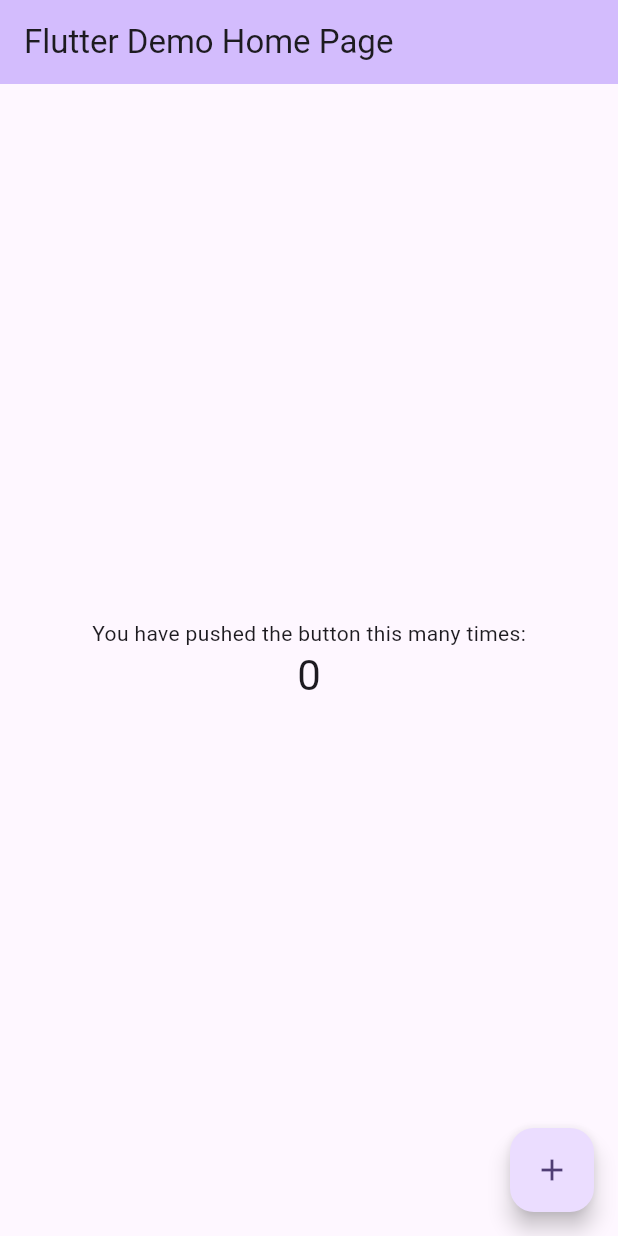
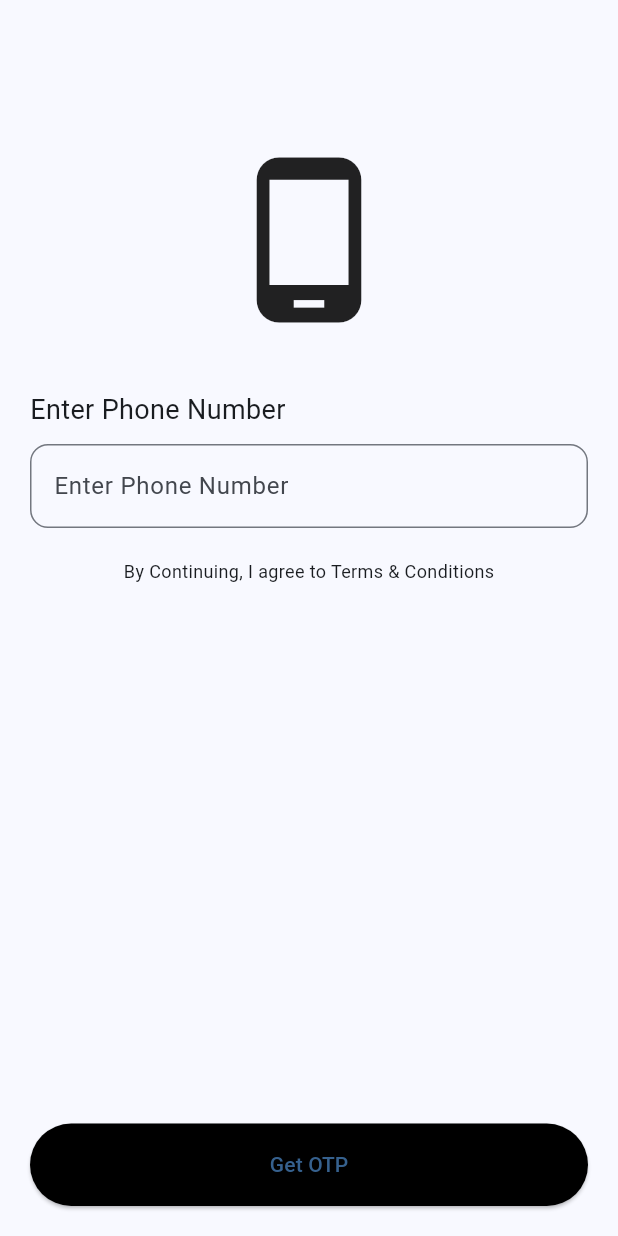
Before and after one commit to JamsheedOzzr/totalx_task, a Flutter app: the screen it shows after launch, on a phone screen of 412 x 824 dp. Run offline on Flutter 3.47's test engine with Material 3 defaults, Android fonts, the phone set to English and light mode, and no system bars.

Commit message:
Initial UI setup with MVC structure and basic navigation

```diff
--- a/lib/main.dart
+++ b/lib/main.dart
@@ -1,122 +1,34 @@
 import 'package:flutter/material.dart';
+import 'package:provider/provider.dart';
+import 'controllers/auth_controller.dart';
+import 'controllers/user_controller.dart';
+import 'views/auth/login_screen.dart';
 
 void main() {
-  runApp(const MyApp());
+  runApp(
+    MultiProvider(
+      providers: [
+        ChangeNotifierProvider(create: (_) => AuthController()),
+        ChangeNotifierProvider(create: (_) => UserController()),
+      ],
+      child: const MyApp(),
+    ),
+  );
 }
 
 class MyApp extends StatelessWidget {
   const MyApp({super.key});
 
-  // This widget is the root of your application.
   @override
   Widget build(BuildContext context) {
     return MaterialApp(
-      title: 'Flutter Demo',
+      title: 'TotalX Test',
+      debugShowCheckedModeBanner: false,
       theme: ThemeData(
-        // This is the theme of your application.
-        //
-        // TRY THIS: Try running your application with "flutter run". You'll see
-        // the application has a purple toolbar. Then, without quitting the app,
-        // try changing the seedColor in the colorScheme below to Colors.green
-        // and then invoke "hot reload" (save your changes or press the "hot
-        // reload" button in a Flutter-supported IDE, or press "r" if you used
-        // the command line to start the app).
-        //
-        // Notice that the counter didn't reset back to zero; the application
-        // state is not lost during the reload. To reset the state, use hot
-        // restart instead.
-        //
-        // This works for code too, not just values: Most code changes can be
-        // tested with just a hot reload.
-        colorScheme: .fromSeed(seedColor: Colors.deepPurple),
+        colorScheme: ColorScheme.fromSeed(seedColor: Colors.blue),
+        useMaterial3: true,
       ),
-      home: const MyHomePage(title: 'Flutter Demo Home Page'),
+      home: const LoginScreen(),
     );
   }
 }
-
-class MyHomePage extends StatefulWidget {
-  const MyHomePage({super.key, required this.title});
-
-  // This widget is the home page of your application. It is stateful, meaning
-  // that it has a State object (defined below) that contains fields that affect
-  // how it looks.
-
-  // This class is the configuration for the state. It holds the values (in this
-  // case the title) provided by the parent (in this case the App widget) and
-  // used by the build method of the State. Fields in a Widget subclass are
-  // always marked "final".
-
-  final String title;
-
-  @override
-  State<MyHomePage> createState() => _MyHomePageState();
-}
-
-class _MyHomePageState extends State<MyHomePage> {
-  int _counter = 0;
-
-  void _incrementCounter() {
-    setState(() {
-      // This call to setState tells the Flutter framework that something has
-      // changed in this State, which causes it to rerun the build method below
-      // so that the display can reflect the updated values. If we changed
-      // _counter without calling setState(), then the build method would not be
-      // called again, and so nothing would appear to happen.
-      _counter++;
-    });
-  }
-
-  @override
-  Widget build(BuildContext context) {
-    // This method is rerun every time setState is called, for instance as done
-    // by the _incrementCounter method above.
-    //
-    // The Flutter framework has been optimized to make rerunning build methods
-    // fast, so that you can just rebuild anything that needs updating rather
-    // than having to individually change instances of widgets.
-    return Scaffold(
-      appBar: AppBar(
-        // TRY THIS: Try changing the color here to a specific color (to
-        // Colors.amber, perhaps?) and trigger a hot reload to see the AppBar
-        // change color while the other colors stay the same.
-        backgroundColor: Theme.of(context).colorScheme.inversePrimary,
-        // Here we take the value from the MyHomePage object that was created by
-        // the App.build method, and use it to set our appbar title.
-        title: Text(widget.title),
-      ),
-      body: Center(
-        // Center is a layout widget. It takes a single child and positions it
-        // in the middle of the parent.
-        child: Column(
-          // Column is also a layout widget. It takes a list of children and
-          // arranges them vertically. By default, it sizes itself to fit its
-          // children horizontally, and tries to be as tall as its parent.
-          //
-          // Column has various properties to control how it sizes itself and
-          // how it positions its children. Here we use mainAxisAlignment to
-          // center the children vertically; the main axis here is the vertical
-          // axis because Columns are vertical (the cross axis would be
-          // horizontal).
-          //
-          // TRY THIS: Invoke "debug painting" (choose the "Toggle Debug Paint"
-          // action in the IDE, or press "p" in the console), to see the
-          // wireframe for each widget.
-          mainAxisAlignment: .center,
-          children: [
-            const Text('You have pushed the button this many times:'),
-            Text(
-              '$_counter',
-              style: Theme.of(context).textTheme.headlineMedium,
-            ),
-          ],
-        ),
-      ),
-      floatingActionButton: FloatingActionButton(
-        onPressed: _incrementCounter,
-        tooltip: 'Increment',
-        child: const Icon(Icons.add),
-      ),
-    );
-  }
-}
--- /dev/null
+++ b/lib/views/auth/login_screen.dart
@@ -0,0 +1,68 @@
+import 'package:flutter/material.dart';
+import 'otp_screen.dart';
+
+class LoginScreen extends StatelessWidget {
+  const LoginScreen({super.key});
+
+  @override
+  Widget build(BuildContext context) {
+    return Scaffold(
+      body: Padding(
+        padding: const EdgeInsets.all(20),
+        child: Column(
+          children: [
+            const SizedBox(height: 80),
+
+            /// 🔹 Replace with your image
+            const Icon(Icons.phone_android, size: 120),
+
+            const SizedBox(height: 40),
+
+            const Align(
+              alignment: Alignment.centerLeft,
+              child: Text("Enter Phone Number",
+                  style: TextStyle(fontSize: 18)),
+            ),
+
+            const SizedBox(height: 10),
+
+            TextField(
+              decoration: InputDecoration(
+                hintText: "Enter Phone Number",
+                border: OutlineInputBorder(
+                  borderRadius: BorderRadius.circular(12),
+                ),
+              ),
+            ),
+
+            const SizedBox(height: 20),
+
+            const Text(
+              "By Continuing, I agree to Terms & Conditions",
+              style: TextStyle(fontSize: 12),
+            ),
+
+            const Spacer(),
+
+            ElevatedButton(
+              style: ElevatedButton.styleFrom(
+                minimumSize: const Size(double.infinity, 55),
+                backgroundColor: Colors.black,
+                shape: RoundedRectangleBorder(
+                  borderRadius: BorderRadius.circular(30),
+                ),
+              ),
+              onPressed: () {
+                Navigator.push(
+                  context,
+                  MaterialPageRoute(builder: (_) => const OTPScreen()),
+                );
+              },
+              child: const Text("Get OTP"),
+            ),
+          ],
+        ),
+      ),
+    );
+  }
+}
--- a/pubspec.yaml
+++ b/pubspec.yaml
@@ -34,6 +34,8 @@ dependencies:
   # The following adds the Cupertino Icons font to your application.
   # Use with the CupertinoIcons class for iOS style icons.
   cupertino_icons: ^1.0.8
+  provider: ^6.1.5+1
+  google_fonts: ^8.0.2
 
 dev_dependencies:
   flutter_test:
```
Also changed, not shown: lib/controllers/auth_controller.dart (added, +19 -0 lines), lib/controllers/user_controller.dart (added, +60 -0 lines), lib/models/user_model.dart (added, +34 -0 lines), lib/utils/colors.dart (added, +10 -0 lines), lib/views/auth/otp_screen.dart (added, +76 -0 lines), lib/views/home/add_user_screen.dart (added, +74 -0 lines), lib/views/home/home_screen.dart (added, +74 -0 lines), lib/views/widgets/user_card.dart (added, +32 -0 lines), pubspec.lock.
